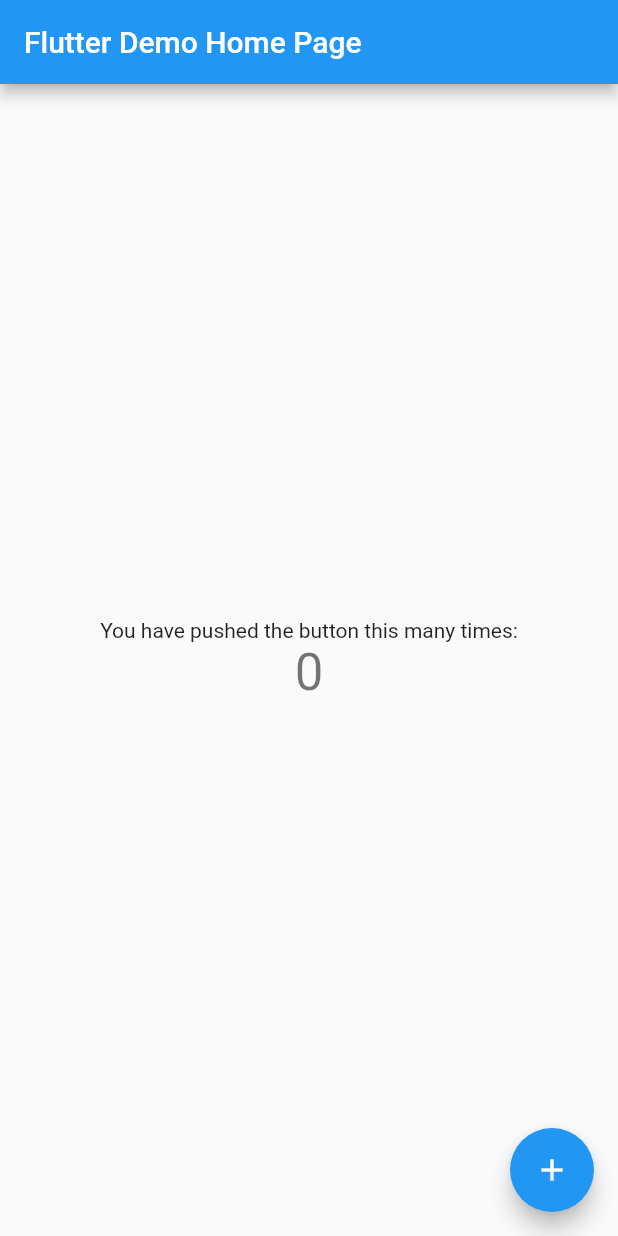
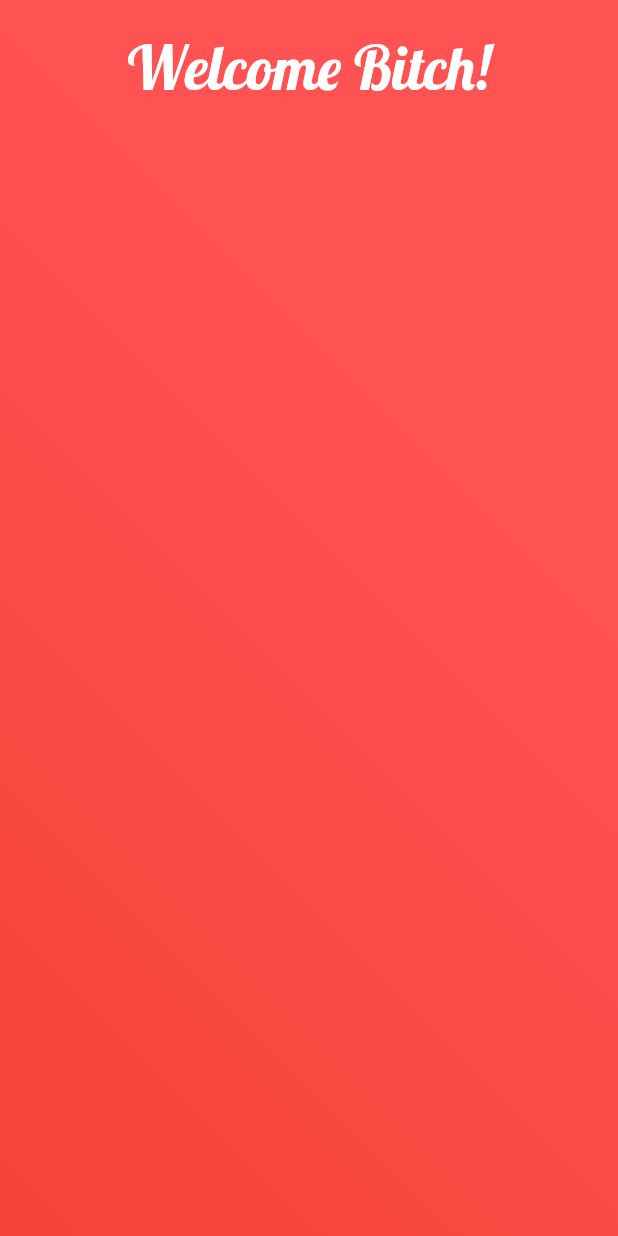
Before and after one commit to gabrielbertollo/rockit_app, a Flutter app: the screen it shows after launch, on a phone screen of 412 x 824 dp. Run offline on Flutter 3.47's test engine with Material 2 defaults, Android fonts, the phone set to English and light mode, and no system bars.

Commit message:
Create home page with background tests

```diff
--- a/lib/main.dart
+++ b/lib/main.dart
@@ -8,18 +8,7 @@ class MyApp extends StatelessWidget {
   Widget build(BuildContext context) {
     return MaterialApp(
       title: 'Flutter Demo',
-      theme: ThemeData(
-        // This is the theme of your application.
-        //
-        // Try running your application with "flutter run". You'll see the
-        // application has a blue toolbar. Then, without quitting the app, try
-        // changing the primarySwatch below to Colors.green and then invoke
-        // "hot reload" (press "r" in the console where you ran "flutter run",
-        // or simply save your changes to "hot reload" in a Flutter IDE).
-        // Notice that the counter didn't reset back to zero; the application
-        // is not restarted.
-        primarySwatch: Colors.blue,
-      ),
+      theme: ThemeData(primarySwatch: Colors.red, fontFamily: 'Lobster'),
       home: MyHomePage(title: 'Flutter Demo Home Page'),
     );
   }
@@ -44,68 +33,29 @@ class MyHomePage extends StatefulWidget {
 }
 
 class _MyHomePageState extends State<MyHomePage> {
-  int _counter = 0;
-
-  void _incrementCounter() {
-    setState(() {
-      // This call to setState tells the Flutter framework that something has
-      // changed in this State, which causes it to rerun the build method below
-      // so that the display can reflect the updated values. If we changed
-      // _counter without calling setState(), then the build method would not be
-      // called again, and so nothing would appear to happen.
-      _counter++;
-    });
-  }
-
   @override
   Widget build(BuildContext context) {
-    // This method is rerun every time setState is called, for instance as done
-    // by the _incrementCounter method above.
-    //
-    // The Flutter framework has been optimized to make rerunning build methods
-    // fast, so that you can just rebuild anything that needs updating rather
-    // than having to individually change instances of widgets.
     return Scaffold(
-      appBar: AppBar(
-        // Here we take the value from the MyHomePage object that was created by
-        // the App.build method, and use it to set our appbar title.
-        title: Text(widget.title),
-      ),
-      body: Center(
-        // Center is a layout widget. It takes a single child and positions it
-        // in the middle of the parent.
-        child: Column(
-          // Column is also a layout widget. It takes a list of children and
-          // arranges them vertically. By default, it sizes itself to fit its
-          // children horizontally, and tries to be as tall as its parent.
-          //
-          // Invoke "debug painting" (press "p" in the console, choose the
-          // "Toggle Debug Paint" action from the Flutter Inspector in Android
-          // Studio, or the "Toggle Debug Paint" command in Visual Studio Code)
-          // to see the wireframe for each widget.
-          //
-          // Column has various properties to control how it sizes itself and
-          // how it positions its children. Here we use mainAxisAlignment to
-          // center the children vertically; the main axis here is the vertical
-          // axis because Columns are vertical (the cross axis would be
-          // horizontal).
-          mainAxisAlignment: MainAxisAlignment.center,
-          children: <Widget>[
-            Text(
-              'You have pushed the button this many times:',
-            ),
-            Text(
-              '$_counter',
-              style: Theme.of(context).textTheme.display1,
-            ),
-          ],
+      body: Container(
+        height: MediaQuery.of(context).size.height,
+        width: MediaQuery.of(context).size.width,
+        decoration: BoxDecoration(
+            gradient: LinearGradient(
+                begin: Alignment.bottomLeft,
+                colors: [Colors.red, Colors.redAccent])),
+        child: SafeArea(
+          child: Column(
+            children: <Widget>[
+              Padding(padding: EdgeInsets.only(top: 20)),
+              Text(
+                'Welcome Bitch!',
+                style: TextStyle(
+                    color: Colors.white, fontSize: 40, fontFamily: 'Lobster'),
+              )
+            ],
+          ),
         ),
       ),
-      floatingActionButton: FloatingActionButton(
-        onPressed: _incrementCounter,
-        tooltip: 'Increment',
-        child: Icon(Icons.add),
-      ), // This trailing comma makes auto-formatting nicer for build methods.
     );
   }
 }
```
Also changed, not shown: pubspec.yaml (+5 -11 lines), lib/assets/fonts/Lobster-Regular.ttf (added), lib/screens/home/home.dart (added).
